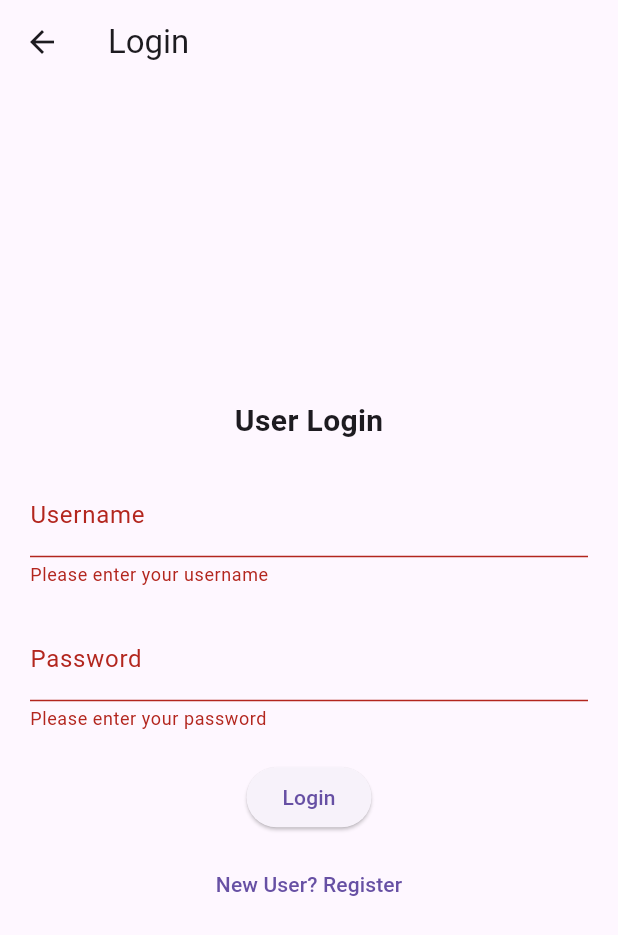
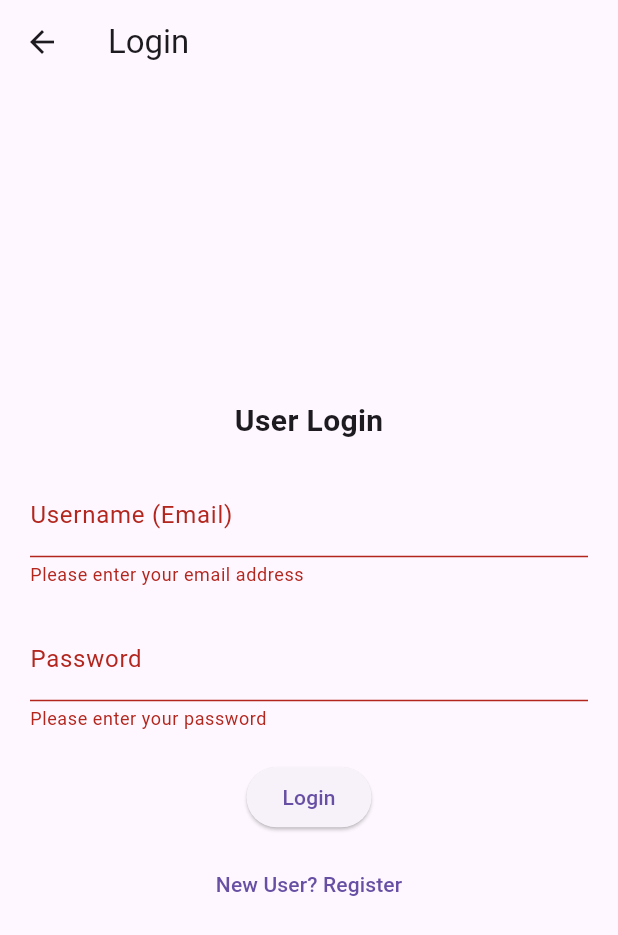
Before and after one commit to deepaksp24/ev_app, a Flutter app: the LoginPage screen opened directly, after a tap on "Login", on a phone screen of 412 x 824 dp. Shown: the top 935 px of the screen. Run offline on Flutter 3.47's test engine with Material 3 defaults, Android fonts, the phone set to English and light mode, and no system bars; our stand-ins replace cloud_firestore, firebase_auth, firebase_core, firebase_database, firebase_messaging, flutter_local_notifications and 3 more; missing offline and left inert: flutter_google_places, flutter_polyline_points, google_maps_webservice; accounts and stored records are empty.

Commit message:
email login working. (Issues : not able to recoginise police or driver with login details)

```diff
--- a/lib/login_page.dart
+++ b/lib/login_page.dart
@@ -1,3 +1,4 @@
+import 'package:firebase_auth/firebase_auth.dart';
 import 'package:flutter/material.dart';
 import 'package:ev_app/map_page.dart';
 import 'package:ev_app/reg_page.dart';
@@ -13,6 +14,7 @@ class LoginPageState extends State<LoginPage> {
   final TextEditingController _usernameController = TextEditingController();
   final TextEditingController _passwordController = TextEditingController();
   final GlobalKey<FormState> _formKey = GlobalKey<FormState>();
+  final FirebaseAuth _auth = FirebaseAuth.instance; // Initialize Firebase Auth
 
   @override
   Widget build(BuildContext context) {
@@ -35,11 +37,11 @@ class LoginPageState extends State<LoginPage> {
               TextFormField(
                 controller: _usernameController,
                 decoration: const InputDecoration(
-                  labelText: 'Username',
+                  labelText: 'Username (Email)', // Use email for username
                 ),
                 validator: (value) {
                   if (value == null || value.isEmpty) {
-                    return 'Please enter your username';
+                    return 'Please enter your email address';
                   }
                   return null;
                 },
@@ -60,8 +62,52 @@ class LoginPageState extends State<LoginPage> {
               ),
               const SizedBox(height: 20.0),
               ElevatedButton(
-                onPressed: () {
-                  _login();
+                onPressed: () async {
+                  // Use async for asynchronous login
+                  if (_formKey.currentState!.validate()) {
+                    String email = _usernameController.text;
+                    String password = _passwordController.text;
+
+                    try {
+                      // Attempt to sign in the user with Firebase
+                      UserCredential userCredential =
+                          await _auth.signInWithEmailAndPassword(
+                        email: email,
+                        password: password,
+                      );
+
+                      // Navigate to the map page if login is successful
+                      Navigator.push(
+                        context,
+                        MaterialPageRoute(
+                          builder: (context) => const MapperClass(),
+                        ),
+                      );
+                    } on FirebaseAuthException catch (e) {
+                      if (e.code == 'user-not-found') {
+                        print('No user found for that email.');
+                        ScaffoldMessenger.of(context).showSnackBar(
+                          const SnackBar(
+                            content: Text('Invalid email or password.'),
+                          ),
+                        );
+                      } else if (e.code == 'wrong-password') {
+                        print('Wrong password provided for that email.');
+                        ScaffoldMessenger.of(context).showSnackBar(
+                          const SnackBar(
+                            content: Text('Invalid email or password.'),
+                          ),
+                        );
+                      } else {
+                        print(e.code);
+                        ScaffoldMessenger.of(context).showSnackBar(
+                          const SnackBar(
+                            content: Text('An unexpected error occurred.'),
+                          ),
+                        );
+                      }
+                    }
+                  }
                 },
                 child: const Text('Login'),
               ),
@@ -83,32 +129,4 @@ class LoginPageState extends State<LoginPage> {
       ),
     );
   }
-
-  void _login() {
-    if (_formKey.currentState!.validate()) {
-      // Validation passed, perform login logic
-      String username = _usernameController.text;
-      String password = _passwordController.text;
-
-      // Perform login logic here (e.g., validate credentials, authenticate user)
-      // For simplicity, this example just checks if username and password are not empty
-
-      if (username.isNotEmpty && password.isNotEmpty) {
-        // Navigate to the map page if login is successful
-        Navigator.push(
-          context,
-          MaterialPageRoute(
-            builder: (context) => const MapperClass(),
-          ),
-        );
-      } else {
-        // Display a SnackBar if username or password is empty (This should not happen if validation is working properly)
-        ScaffoldMessenger.of(context).showSnackBar(
-          const SnackBar(
-            content: Text('An unexpected error occurred. Please try again.'),
-          ),
-        );
-      }
-    }
-  }
 }
--- a/lib/main.dart
+++ b/lib/main.dart
@@ -54,7 +54,7 @@ void main() async {
 
   if (message != null) {
     print("Launched from terminated state");
-    Future.delayed(Duration(seconds: 1), () {
+    Future.delayed(const Duration(seconds: 1), () {
       navigatorKey.currentState!.pushNamed("/message", arguments: message);
     });
   }
--- a/lib/reg_page.dart
+++ b/lib/reg_page.dart
@@ -1,4 +1,5 @@
 import 'package:cloud_firestore/cloud_firestore.dart';
+import 'package:ev_app/user_select.dart';
 import 'package:flutter/material.dart';
 import 'package:ev_app/login_page.dart';
 import 'package:firebase_auth/firebase_auth.dart';
@@ -153,7 +154,7 @@ class RegistrationPageState extends State<RegistrationPage> {
                         Navigator.push(
                             context,
                             MaterialPageRoute(
-                                builder: (context) => const LoginPage()));
+                                builder: (context) => const UserSelect()));
                       } on FirebaseAuthException catch (e) {
                         if (e.code == 'weak-password') {
                           print('The password provided is too weak.');
```
